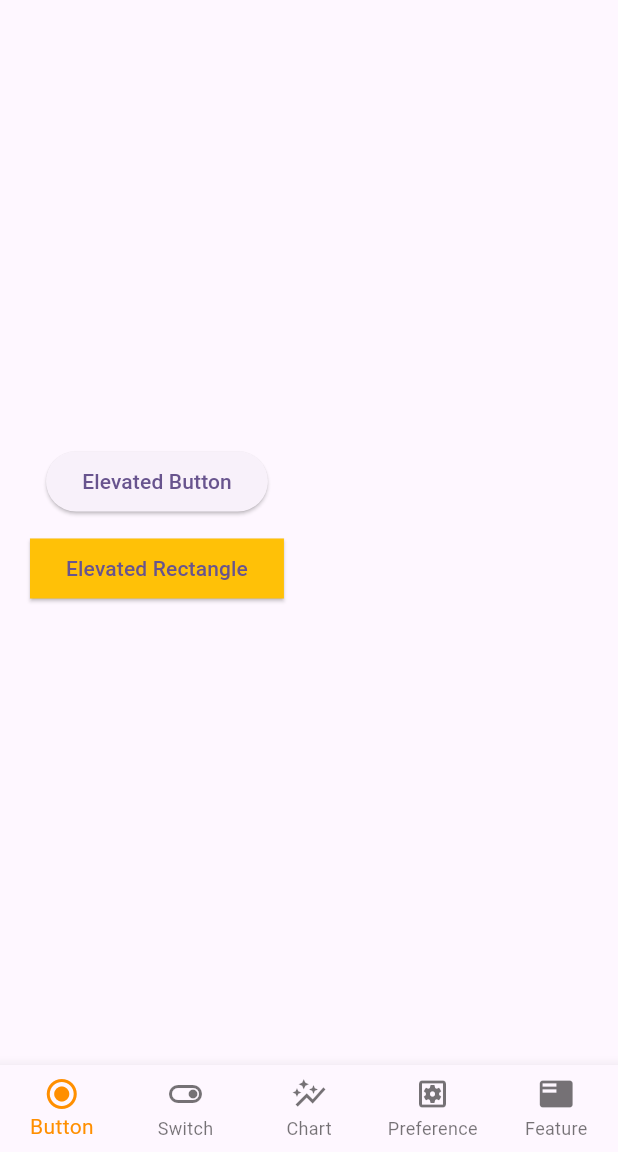
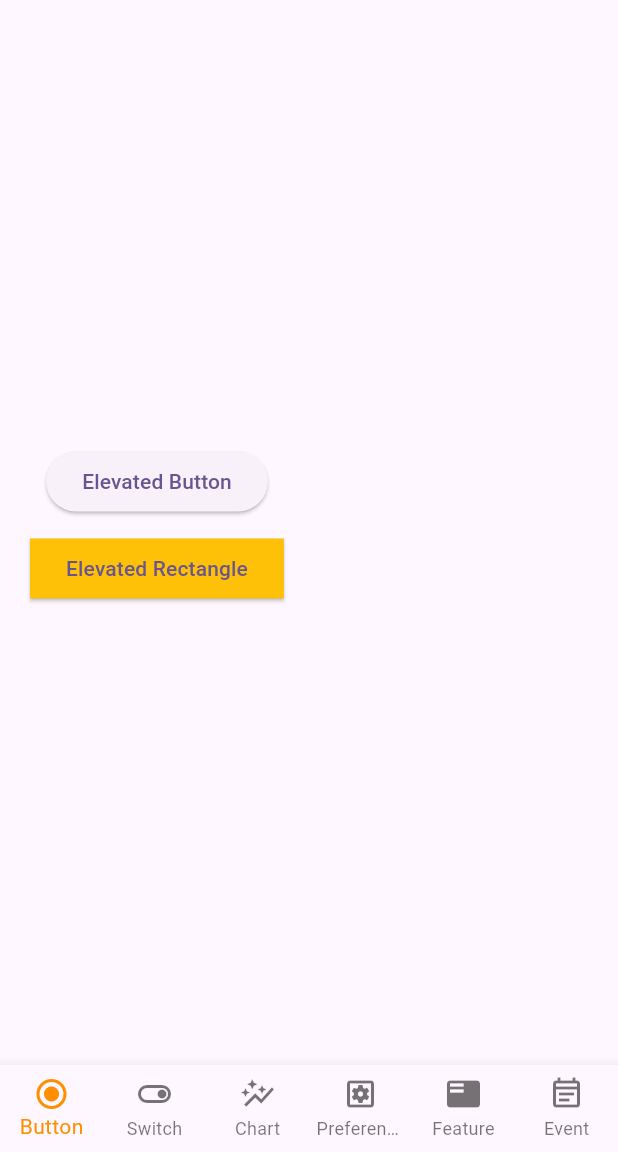
Before and after one commit to louiey-dev/flutter_my_common, a Flutter app: the screen it shows after launch, on a phone screen of 412 x 824 dp, the part 84-1236 px from its top. Run offline on Flutter 3.47's test engine with Material 3 defaults, Android fonts, the phone set to English and light mode, and no system bars.

Commit message:
add : event wait/set feature added

```diff
--- a/lib/main.dart
+++ b/lib/main.dart
@@ -1,9 +1,12 @@
 import 'package:flutter/material.dart';
 import 'package:flutter_my_common/screens/button_screen.dart';
 import 'package:flutter_my_common/screens/chart_screen.dart';
+import 'package:flutter_my_common/screens/event_screen.dart';
 import 'package:flutter_my_common/screens/feature_screen.dart';
 import 'package:flutter_my_common/screens/preference_chart.dart';
 import 'package:flutter_my_common/screens/switch_screen.dart';
+
+final GlobalKey<NavigatorState> navigatorKey = GlobalKey<NavigatorState>();
 
 void main() {
   runApp(const MyApp());
@@ -15,6 +18,7 @@ class MyApp extends StatelessWidget {
   @override
   Widget build(BuildContext context) {
     return MaterialApp(
+      navigatorKey: navigatorKey,
       debugShowCheckedModeBanner: false,
       title: 'My Common Items for Reference',
       theme: ThemeData(
@@ -44,6 +48,7 @@ class _MyHomePageState extends State<MyHomePage> {
     ChartScreen(),
     PreferenceScreen(),
     FeatureScreen(),
+    EventScreen(),
   ];
 
   void _onItemTapped(int index) {
@@ -83,6 +88,10 @@ class _MyHomePageState extends State<MyHomePage> {
             icon: Icon(Icons.featured_play_list),
             label: "Feature",
           ),
+          BottomNavigationBarItem(
+            icon: Icon(Icons.event_note_outlined),
+            label: "Event",
+          ),
         ],
         currentIndex: _selectedIndex,
         selectedItemColor: Colors.amber[800],
--- a/lib/screens/button_screen.dart
+++ b/lib/screens/button_screen.dart
@@ -1,6 +1,5 @@
 import 'package:flutter/material.dart';
 import 'package:flutter_my_common/my_utils.dart';
-import 'package:flutter_my_common/widget/my_customer_button.dart';
 import 'package:flutter_my_common/widget/my_widget.dart';
 
 class ButtonScreen extends StatelessWidget {
@@ -10,7 +9,7 @@ class ButtonScreen extends StatelessWidget {
   Widget build(BuildContext context) {
     return Row(
       children: [
-        WIDTH(20),
+        myWIDTH(20),
 
         Column(
           mainAxisAlignment: MainAxisAlignment.center,
@@ -21,7 +20,7 @@ class ButtonScreen extends StatelessWidget {
               },
               child: const Text("Elevated Button"),
             ),
-            HEIGHT(10),
+            myHEIGHT(10),
             ElevatedButton(
               onPressed: () {
                 utils.log("ElevatedButton Rectangle clicked!!!");
@@ -35,7 +34,7 @@ class ButtonScreen extends StatelessWidget {
               ),
               child: const Text("Elevated Rectangle"),
             ),
-            HEIGHT(10),
+            myHEIGHT(10),
           ],
         ),
       ],
--- a/lib/screens/log_screen.dart
+++ b/lib/screens/log_screen.dart
@@ -1,5 +1,5 @@
 import 'package:flutter/material.dart';
-import 'package:flutter_my_common/feature/log_file.dart';
+import 'package:flutter_my_common/feature/log_file_control.dart';
 import 'package:intl/intl.dart';
 import 'package:path_provider/path_provider.dart';
 
--- a/lib/widget/my_widget.dart
+++ b/lib/widget/my_widget.dart
@@ -1,9 +1,9 @@
 import 'package:flutter/material.dart';
 
-Widget WIDTH(double width) {
+Widget myWIDTH(double width) {
   return SizedBox(width: width);
 }
 
-Widget HEIGHT(double height) {
+Widget myHEIGHT(double height) {
   return SizedBox(height: height);
 }
```
Also changed, not shown: lib/feature/event_control.dart (added, +55 -0 lines), lib/screens/event_screen.dart (added, +97 -0 lines), 1 other file.
